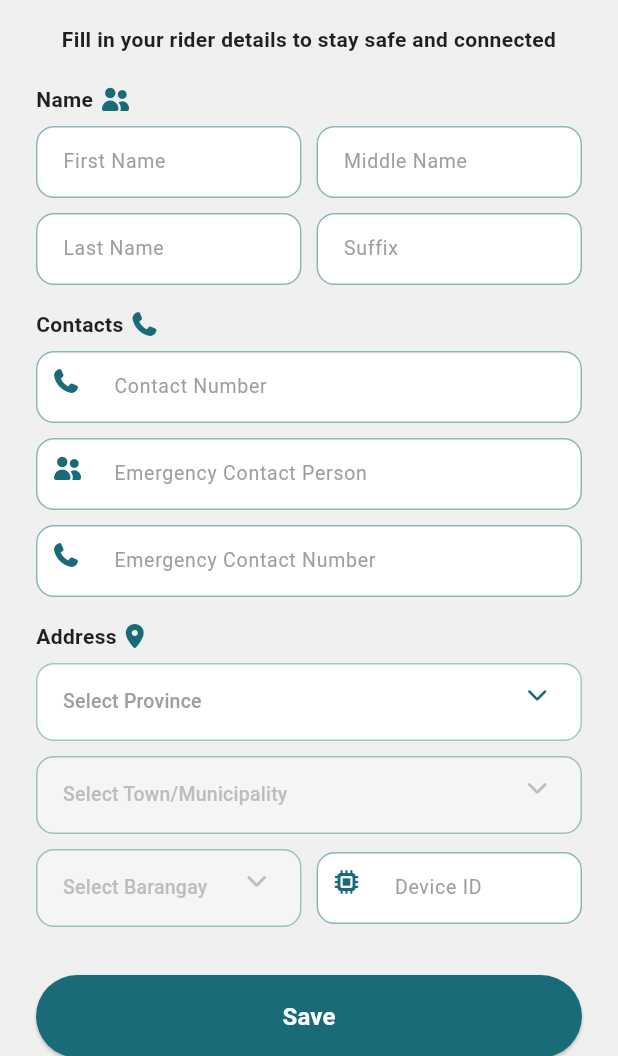
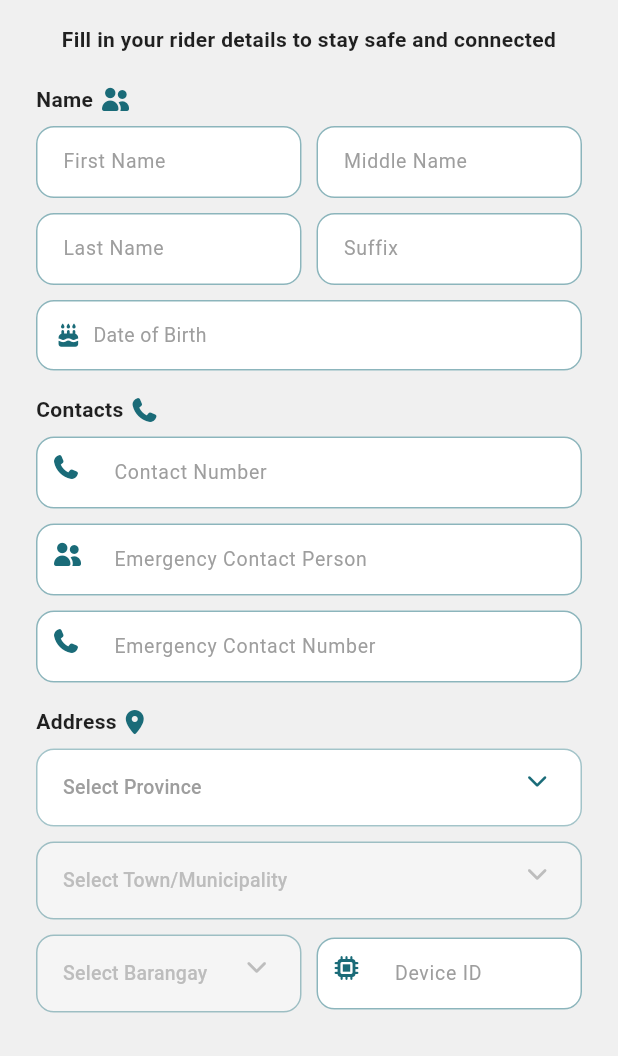
Before and after one commit to Gian003/ImpactSense-Mobile, a Flutter app: the PersonalInformationScreen screen opened by its route, on a phone screen of 412 x 824 dp, the part 180-1236 px from its top. Run offline on Flutter 3.47's test engine with Material 3 defaults, Android fonts, the phone set to English and light mode, and no system bars; our stand-ins replace firebase_core, firebase_messaging, font_awesome_flutter, geolocator, google_fonts, google_maps_flutter and 1 more; missing offline and left inert: pusher_channels_flutter; accounts and stored records are empty; network calls fail; Roboto replaces fonts that are missing (Montserrat); project files that could hold a hidden picture were left out.

Commit message:
fix: send address, date_of_birth, and emergency contact on rider registration
- AuthService.registerRider() now accepts address and dateOfBirth params
- PersonalInformationScreen builds address string from PSGC dropdowns and sends it to the API
- Added date_of_birth date picker so age is calculated correctly on admin dashboard
- After registration, emergency contact from the form is saved via POST /api/rider/emergency-contacts

Co-Authored-By: Claude Sonnet 4.6 <noreply@anthropic.com>

```diff
--- a/lib/core/services/auth_service.dart
+++ b/lib/core/services/auth_service.dart
@@ -15,6 +15,8 @@ class AuthService {
     required String password,
     required String passwordConfirmation,
     String? phoneNumber,
+    String? address,
+    String? dateOfBirth,  // ISO format: YYYY-MM-DD
   }) async {
     try {
       final res = await ApiClient.post('rider/register', {
@@ -22,8 +24,9 @@ class AuthService {
         'email': email,
         'password': password,
         'password_confirmation': passwordConfirmation,
-        if (phoneNumber != null && phoneNumber.isNotEmpty)
-          'phone_number': phoneNumber,
+        if (phoneNumber  != null && phoneNumber.isNotEmpty)  'phone_number'  : phoneNumber,
+        if (address      != null && address.isNotEmpty)      'address'       : address,
+        if (dateOfBirth  != null && dateOfBirth.isNotEmpty)  'date_of_birth' : dateOfBirth,
       });
 
       if (res['success'] == true) {
--- a/lib/screens/auth/personal_information_screen.dart
+++ b/lib/screens/auth/personal_information_screen.dart
@@ -30,6 +30,9 @@ class _PersonalInformationScreenState
   final _emergencyPersonCtrl  = TextEditingController();
   final _emergencyNumberCtrl  = TextEditingController();
   final _deviceIdCtrl         = TextEditingController();
+
+  // Date of birth — picked via date picker
+  DateTime? _dateOfBirth;
 
   // Location state (PSGC dropdowns)
   List<PsgcLocation> _provinces      = [];
@@ -129,6 +132,23 @@ class _PersonalInformationScreenState
     }
   }
 
+  Future<void> _pickDateOfBirth() async {
+    final picked = await showDatePicker(
+      context: context,
+      initialDate: DateTime(2000),
+      firstDate: DateTime(1950),
+      lastDate: DateTime.now().subtract(const Duration(days: 365 * 10)),
+      helpText: 'Select Date of Birth',
+      builder: (ctx, child) => Theme(
+        data: Theme.of(ctx).copyWith(
+          colorScheme: const ColorScheme.light(primary: _primaryColor),
+        ),
+        child: child!,
+      ),
+    );
+    if (picked != null) setState(() => _dateOfBirth = picked);
+  }
+
   Future<void> _save() async {
     final first  = _firstNameCtrl.text.trim();
     final last   = _lastNameCtrl.text.trim();
@@ -143,6 +163,19 @@ class _PersonalInformationScreenState
     final fullName = [first, if (middle.isNotEmpty) middle, last,
                       if (suffix.isNotEmpty) suffix].join(' ');
 
+    // Build full address string from selected PSGC locations
+    final addressParts = [
+      _selectedBarangay?.name,
+      _selectedMunicipality?.name,
+      _selectedProvince?.name,
+    ].whereType<String>().toList();
+    final address = addressParts.isNotEmpty ? addressParts.join(', ') : null;
+
+    // Format date of birth as YYYY-MM-DD
+    final dob = _dateOfBirth != null
+        ? '${_dateOfBirth!.year}-${_dateOfBirth!.month.toString().padLeft(2,'0')}-${_dateOfBirth!.day.toString().padLeft(2,'0')}'
+        : null;
+
     setState(() => _saving = true);
 
     final result = await AuthService.registerRider(
@@ -153,25 +186,42 @@ class _PersonalInformationScreenState
       phoneNumber          : _contactCtrl.text.trim().isNotEmpty
                              ? _contactCtrl.text.trim()
                              : _phone,
+      address              : address,
+      dateOfBirth          : dob,
     );
 
     if (!mounted) return;
     setState(() => _saving = false);
 
     if (result.success) {
+      final token = await SessionService.getToken();
+
+      // Save emergency contact if provided during registration
+      final emergencyName  = _emergencyPersonCtrl.text.trim();
+      final emergencyPhone = _emergencyNumberCtrl.text.trim();
+      if (token != null && emergencyName.isNotEmpty && emergencyPhone.isNotEmpty) {
+        try {
+          await ApiClient.post('rider/emergency-contacts', {
+            'name'         : emergencyName,
+            'phone_number' : emergencyPhone,
+            'relationship' : 'Emergency Contact',
+          }, token: token);
+        } catch (_) {
+          // Non-fatal — contact can be added later
+        }
+      }
+
       // Pair helmet if a device ID was entered
       final deviceId = _deviceIdCtrl.text.trim();
-      if (deviceId.isNotEmpty) {
-        final token = await SessionService.getToken();
-        if (token != null) {
-          try {
-            await ApiClient.post('rider/helmet/pair',
-                {'device_code': deviceId}, token: token);
-          } catch (_) {
-            // Non-fatal — user can pair later from settings
-          }
+      if (token != null && deviceId.isNotEmpty) {
+        try {
+          await ApiClient.post('rider/helmet/pair',
+              {'device_code': deviceId}, token: token);
+        } catch (_) {
+          // Non-fatal — user can pair later from settings
         }
       }
+
       if (mounted) Navigator.pushNamed(context, '/device-synced');
     } else {
       _showError(result.message);
@@ -232,6 +282,40 @@ class _PersonalInformationScreenState
                 Expanded(child: AppInputField(compact: true, hint: 'Suffix',
                     controller: _suffixCtrl)),
               ]),
+
+              const SizedBox(height: 10),
+
+              // Date of Birth picker
+              GestureDetector(
+                onTap: _pickDateOfBirth,
+                child: Container(
+                  padding: const EdgeInsets.symmetric(
+                      horizontal: 14, vertical: 13),
+                  decoration: BoxDecoration(
+                    color: Colors.white,
+                    borderRadius: BorderRadius.circular(12),
+                    border: Border.all(
+                        color: _primaryColor.withValues(alpha: 0.5)),
+                  ),
+                  child: Row(children: [
+                    const FaIcon(FontAwesomeIcons.cakeCandles,
+                        color: _primaryColor, size: 15),
+                    const SizedBox(width: 10),
+                    Text(
+                      _dateOfBirth != null
+                          ? '${_dateOfBirth!.day}/${_dateOfBirth!.month}/${_dateOfBirth!.year}'
+                          : 'Date of Birth',
+                      style: TextStyle(
+                        fontFamily: 'Montserrat',
+                        fontSize: 13,
+                        color: _dateOfBirth != null
+                            ? Colors.black87
+                            : Colors.grey[500],
+                      ),
+                    ),
+                  ]),
+                ),
+              ),
 
               const SizedBox(height: 16),
 
```
Also changed, not shown: pubspec.lock.
